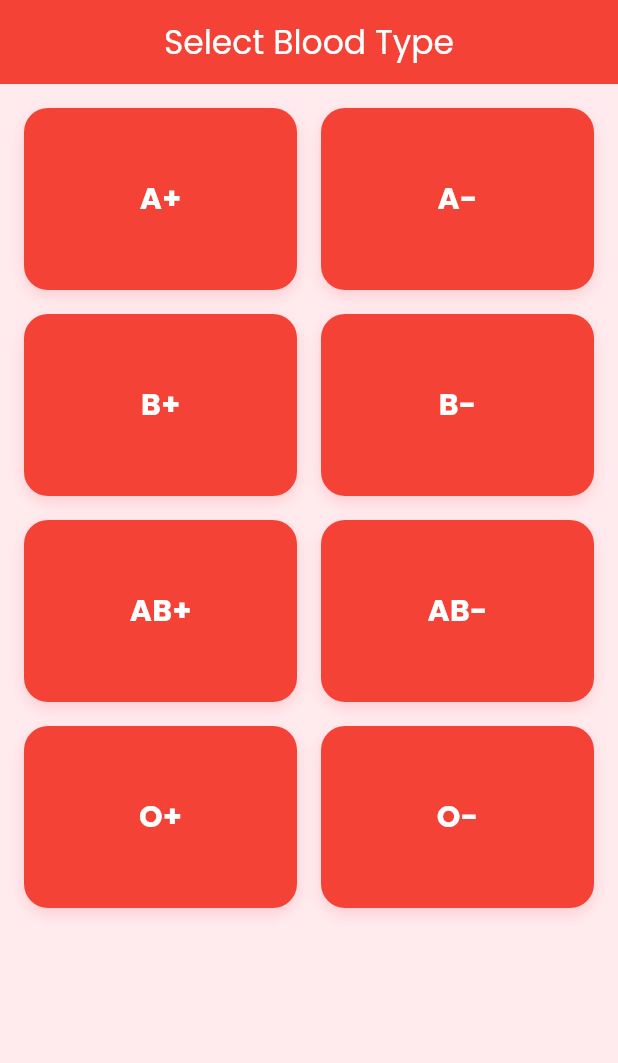
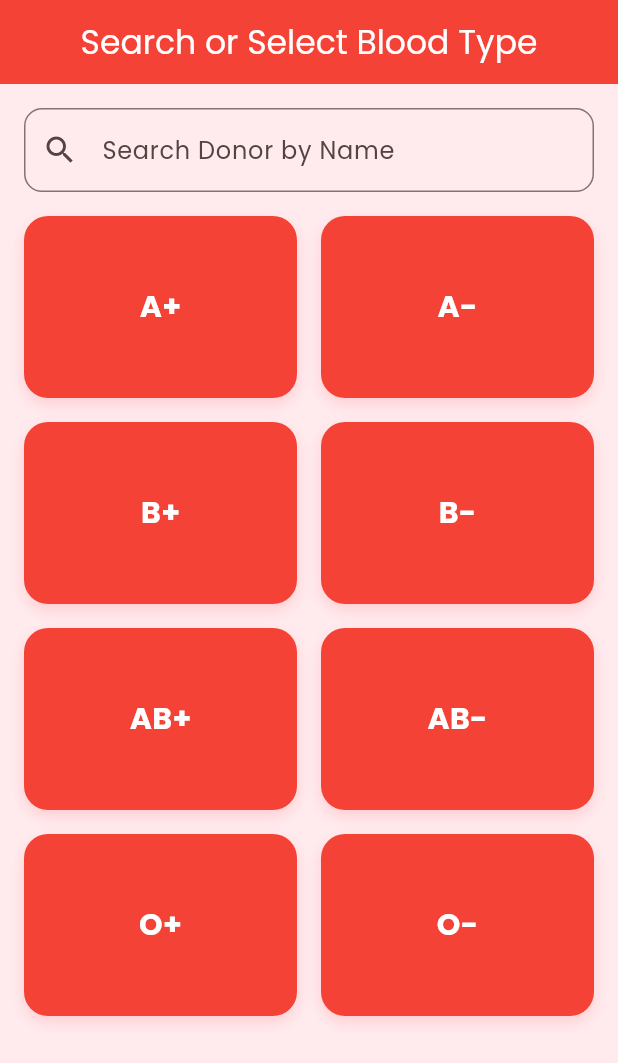
Before and after one commit to Wazid-Hossain/Blood-Donation, a Flutter app: the screen it shows after launch, on a phone screen of 412 x 824 dp. Shown: the top 1063 px of the screen. Run offline on Flutter 3.47's test engine with Material 3 defaults, Android fonts, the phone set to English and light mode, and no system bars; our stand-ins replace google_fonts.

Commit message:
search function added

```diff
--- a/lib/doner_data.dart
+++ b/lib/doner_data.dart
@@ -95,6 +95,10 @@ class DonorData {
     },
   ];
 
+  static List<Map<String, String>> getAllDonors() {
+    return _donors; // assuming _donors is your main donor list
+  }
+
   static List<Map<String, String>> getDonorsByBloodType(String bloodType) {
     return _donors.where((donor) => donor['bloodType'] == bloodType).toList();
   }
--- a/lib/main.dart
+++ b/lib/main.dart
@@ -25,9 +25,14 @@ class BloodDonationApp extends StatelessWidget {
   }
 }
 
-class BloodTypeSelectionPage extends StatelessWidget {
+class BloodTypeSelectionPage extends StatefulWidget {
   const BloodTypeSelectionPage({super.key});
 
+  @override
+  State<BloodTypeSelectionPage> createState() => _BloodTypeSelectionPageState();
+}
+
+class _BloodTypeSelectionPageState extends State<BloodTypeSelectionPage> {
   final List<String> bloodTypes = const [
     'A+',
     'A-',
@@ -39,6 +44,36 @@ class BloodTypeSelectionPage extends StatelessWidget {
     'O-'
   ];
 
+  final TextEditingController _searchController = TextEditingController();
+  List<Map<String, String>> _filteredDonors = [];
+
+  @override
+  void initState() {
+    super.initState();
+    _searchController.addListener(_onSearchChanged);
+  }
+
+  void _onSearchChanged() {
+    final query = _searchController.text.toLowerCase();
+
+    setState(() {
+      if (query.isEmpty) {
+        _filteredDonors = [];
+      } else {
+        final allDonors = DonorData.getAllDonors();
+        _filteredDonors = allDonors
+            .where((donor) => donor['name']!.toLowerCase().contains(query))
+            .toList();
+      }
+    });
+  }
+
+  @override
+  void dispose() {
+    _searchController.dispose();
+    super.dispose();
+  }
+
   @override
   Widget build(BuildContext context) {
     return Scaffold(
@@ -46,19 +81,47 @@ class BloodTypeSelectionPage extends StatelessWidget {
       appBar: AppBar(
         backgroundColor: Colors.red,
         title: const Text(
-          'Select Blood Type',
+          'Search or Select Blood Type',
           style: TextStyle(color: Colors.white),
         ),
         centerTitle: true,
       ),
       body: Padding(
         padding: const EdgeInsets.all(16.0),
-        child: GridView.builder(
-          gridDelegate: SliverGridDelegateWithFixedCrossAxisCount(
-            crossAxisCount: 2, // 2 cards per row
+        child: Column(
+          children: [
+            // 🔍 Search bar
+            TextField(
+              controller: _searchController,
+              decoration: InputDecoration(
+                hintText: 'Search Donor by Name',
+                prefixIcon: Icon(Icons.search),
+                border: OutlineInputBorder(
+                  borderRadius: BorderRadius.circular(12),
+                ),
+              ),
+            ),
+            const SizedBox(height: 16),
+
+            // 🔁 Show either search results or blood type grid
+            Expanded(
+              child: _searchController.text.isNotEmpty
+                  ? _buildSearchResults()
+                  : _buildBloodTypeGrid(context),
+            ),
+          ],
+        ),
+      ),
+    );
+  }
+
+  Widget _buildBloodTypeGrid(BuildContext context) {
+    return GridView.builder(
+      gridDelegate: const SliverGridDelegateWithFixedCrossAxisCount(
+        crossAxisCount: 2,
         crossAxisSpacing: 16,
         mainAxisSpacing: 16,
-            childAspectRatio: 1.5, // Adjusted to maintain proper aspect ratio
+        childAspectRatio: 1.5,
       ),
       itemCount: bloodTypes.length,
       itemBuilder: (context, index) {
@@ -97,8 +160,34 @@ class BloodTypeSelectionPage extends StatelessWidget {
           ),
         );
       },
+    );
+  }
+
+  Widget _buildSearchResults() {
+    if (_filteredDonors.isEmpty) {
+      return const Center(child: Text("No donor found."));
+    }
+
+    return ListView.builder(
+      itemCount: _filteredDonors.length,
+      itemBuilder: (context, index) {
+        final donor = _filteredDonors[index];
+        return Card(
+          child: ListTile(
+            leading: CircleAvatar(
+              backgroundImage: AssetImage(donor['image']!),
+            ),
+            title: Text(donor['name']!),
+            subtitle: Text('${donor['contact']} • ${donor['bloodType']}'),
+            trailing: Icon(
+              donor['status'] == 'Available'
+                  ? Icons.check_circle
+                  : Icons.cancel,
+              color: donor['status'] == 'Available' ? Colors.green : Colors.red,
             ),
           ),
+        );
+      },
     );
   }
 }
```
Lines whose indentation alone changed are shown as unchanged.
